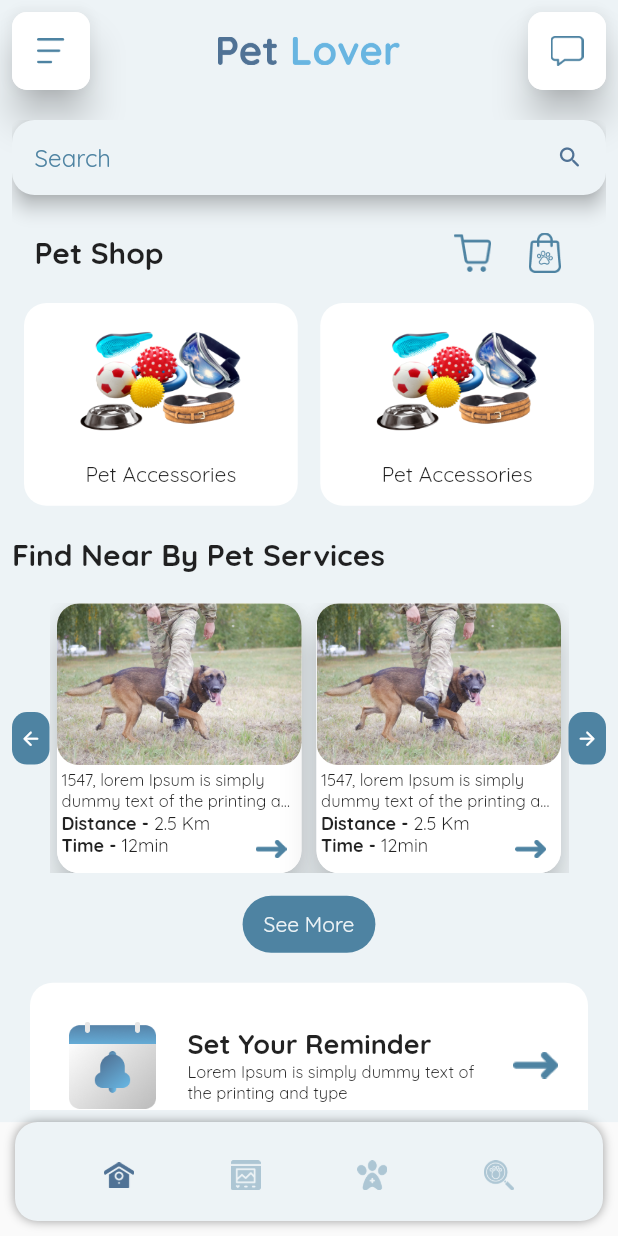
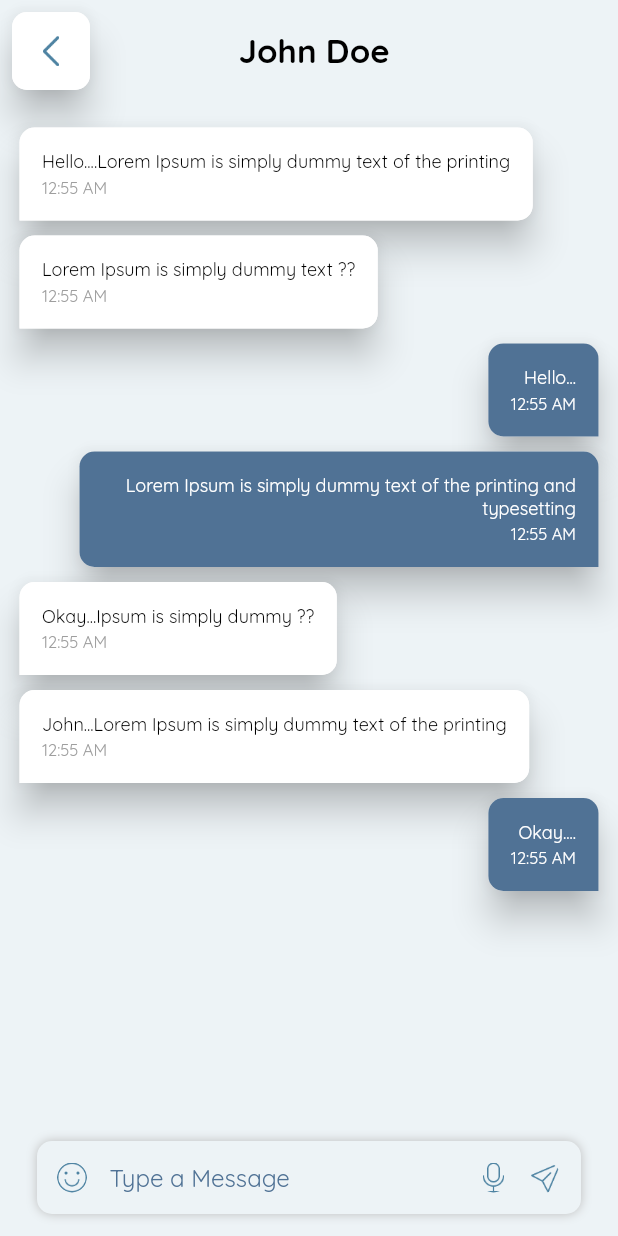
Before and after one commit to rushit5560/Pet_Lover_Project, a Flutter app: the screen it shows after launch, on a phone screen of 412 x 824 dp. Run offline on Flutter 3.47's test engine with Material 2 defaults, Android fonts, the phone set to English and light mode, and no system bars; our stand-ins replace carousel_slider, flutter_rating_bar, flutter_slidable, fluttertoast, get, google_maps_flutter and 2 more.

Commit message:
Conversation Screen UI

```diff
--- /dev/null
+++ b/pet_lover_project/lib/common/common_functions.dart
@@ -0,0 +1,5 @@
+import 'package:flutter/material.dart';
+
+hideKeyboard() {
+  FocusManager.instance.primaryFocus?.unfocus();
+}
--- a/pet_lover_project/lib/common/constants/app_images.dart
+++ b/pet_lover_project/lib/common/constants/app_images.dart
@@ -69,5 +69,8 @@ class AppImages {
   static const walkingImg = imageMainPath + "walking.png";
   static const feedingImg = imageMainPath + "feeding.png";
   static const medicinesImg = imageMainPath + "medicines.png";
+  static const emojiImg = imageMainPath + "emoji.png";
+  static const micImg = imageMainPath + "mic.png";
+  static const sendImg = imageMainPath + "send.png";
 
 }
--- /dev/null
+++ b/pet_lover_project/lib/controllers/conversation_screen_controller/conversation_screen_controller.dart
@@ -0,0 +1,40 @@
+import 'package:flutter/cupertino.dart';
+import 'package:get/get.dart';
+
+import '../../models/chat_model/chat_model.dart';
+
+class ConversationScreenController extends GetxController {
+  RxBool isLoading = false.obs;
+  final messageTextFieldController = TextEditingController();
+
+  List<ChatModel> chatLists = [
+    ChatModel(
+      msg: "Hello....Lorem Ipsum is simply dummy text of the printing",
+      sendByMe: false,
+    ),
+    ChatModel(
+      msg: "Lorem Ipsum is simply dummy text ??",
+      sendByMe: false,
+    ),
+    ChatModel(
+      msg: "Hello...",
+      sendByMe: true,
+    ),
+    ChatModel(
+      msg: "Lorem Ipsum is simply dummy text of the printing and typesetting",
+      sendByMe: true,
+    ),
+    ChatModel(
+      msg: "Okay...Ipsum is simply dummy ??",
+      sendByMe: false,
+    ),
+    ChatModel(
+      msg: "John...Lorem Ipsum is simply dummy text of the printing",
+      sendByMe: false,
+    ),
+    ChatModel(
+      msg: "Okay....",
+      sendByMe: true,
+    ),
+  ];
+}
--- a/pet_lover_project/lib/main.dart
+++ b/pet_lover_project/lib/main.dart
@@ -1,6 +1,8 @@
 import 'package:flutter/material.dart';
 import 'package:get/get.dart';
 import 'package:pet_lover_project/screens/index_screen/index_screen.dart';
+
+import 'screens/conversation_screen/conversation_screen.dart';
 
 
 void main() {
@@ -20,7 +22,7 @@ class MyApp extends StatelessWidget {
         fontFamily: "Quicksand"
       ),
 
-      home: IndexScreen(),
+      home: ConversationScreen(),
 
     );
   }
--- /dev/null
+++ b/pet_lover_project/lib/models/chat_model/chat_model.dart
@@ -0,0 +1,6 @@
+class ChatModel {
+  String msg;
+  bool sendByMe;
+
+  ChatModel({required this.msg, required this.sendByMe});
+}
--- /dev/null
+++ b/pet_lover_project/lib/screens/conversation_screen/conversation_screen.dart
@@ -0,0 +1,41 @@
+import 'package:flutter/material.dart';
+import 'package:get/get.dart';
+import 'package:pet_lover_project/common/common_functions.dart';
+import 'package:pet_lover_project/common/constants/enums.dart';
+
+import '../../common/constants/app_colors.dart';
+import '../../common/custom_appbar/custom_appbar.dart';
+import '../../controllers/conversation_screen_controller/conversation_screen_controller.dart';
+import 'conversation_screen_widgets.dart';
+
+class ConversationScreen extends StatelessWidget {
+  ConversationScreen({Key? key}) : super(key: key);
+  final conversationScreenController = Get.put(ConversationScreenController());
+
+  @override
+  Widget build(BuildContext context) {
+    return GestureDetector(
+      onTap: () => hideKeyboard(),
+      child: Scaffold(
+        backgroundColor: AppColors.colorLightBlue,
+        body: SafeArea(
+          child: Padding(
+            padding: const EdgeInsets.all(8.0),
+            child: Column(
+              children: [
+                CommonAppBarModule(title: "John Doe", appBarOption: AppBarOption.backButtonScreenOption),
+                const SizedBox(height: 20),
+                Expanded(child: ChatListModule()),
+                Padding(
+                  padding: const EdgeInsets.only(top: 8, bottom: 12, right: 22, left: 22),
+                  child: MessageFieldModule(),
+                ),
+                // const SizedBox(height: 10),
+              ],
+            ),
+          ),
+        ),
+      ),
+    );
+  }
+}
--- /dev/null
+++ b/pet_lover_project/lib/screens/conversation_screen/conversation_screen_widgets.dart
@@ -0,0 +1,177 @@
+import 'package:flutter/material.dart';
+import 'package:get/get.dart';
+import 'package:pet_lover_project/common/constants/app_images.dart';
+import 'package:pet_lover_project/models/chat_model/chat_model.dart';
+import '../../common/common_functions.dart';
+import '../../common/constants/app_colors.dart';
+import '../../controllers/conversation_screen_controller/conversation_screen_controller.dart';
+
+class ChatListModule extends StatelessWidget {
+  ChatListModule({Key? key}) : super(key: key);
+  final screenController = Get.find<ConversationScreenController>();
+
+  @override
+  Widget build(BuildContext context) {
+    return ListView.builder(
+      itemCount: screenController.chatLists.length,
+      shrinkWrap: true,
+      physics: const BouncingScrollPhysics(),
+      itemBuilder: (context, i) {
+        ChatModel singleChat = screenController.chatLists[i];
+        return Container(
+          margin: const EdgeInsets.all(5),
+          padding: singleChat.sendByMe
+              ? const EdgeInsets.only(left: 40)
+              : const EdgeInsets.only(right: 40),
+          child: Column(
+            crossAxisAlignment: CrossAxisAlignment.stretch,
+            children: [
+              Column(
+                mainAxisAlignment: singleChat.sendByMe
+                    ? MainAxisAlignment.end
+                    : MainAxisAlignment.start,
+                crossAxisAlignment: singleChat.sendByMe
+                    ? CrossAxisAlignment.end
+                    : CrossAxisAlignment.start,
+                children: [
+                  Material(
+                    elevation: 10,
+                    borderRadius: screenController.chatLists[i].sendByMe
+                        ? const BorderRadius.only(
+                            topLeft: Radius.circular(10),
+                            topRight: Radius.circular(10),
+                            bottomLeft: Radius.circular(10),
+                          )
+                        : const BorderRadius.only(
+                            topLeft: Radius.circular(10),
+                            topRight: Radius.circular(10),
+                            bottomRight: Radius.circular(10),
+                          ),
+                    child: Container(
+                      padding: const EdgeInsets.all(15),
+                      decoration: BoxDecoration(
+                        color: singleChat.sendByMe
+                            ? AppColors.colorDarkBlue
+                            : Colors.white,
+                        borderRadius: singleChat.sendByMe
+                            ? const BorderRadius.only(
+                                topLeft: Radius.circular(10),
+                                topRight: Radius.circular(10),
+                                bottomLeft: Radius.circular(10),
+                              )
+                            : const BorderRadius.only(
+                                topLeft: Radius.circular(10),
+                                topRight: Radius.circular(10),
+                                bottomRight: Radius.circular(10),
+                              ),
+                      ),
+                      child: Column(
+                        crossAxisAlignment: singleChat.sendByMe
+                            ? CrossAxisAlignment.end
+                            : CrossAxisAlignment.start,
+                        children: [
+                          Text(
+                            singleChat.msg,
+                            textAlign: singleChat.sendByMe
+                                ? TextAlign.end
+                                : TextAlign.start,
+                            style: TextStyle(
+                              color: singleChat.sendByMe
+                                  ? Colors.white
+                                  : Colors.black,
+                              fontSize: 12,
+                            ),
+                          ),
+                          const SizedBox(height: 3),
+                          Text(
+                            '12:55 AM',
+                            textAlign: TextAlign.start,
+                            style: TextStyle(
+                                fontSize: 11,
+                                color: screenController.chatLists[i].sendByMe
+                                    ? Colors.white
+                                    : Colors.grey),
+                          ),
+                        ],
+                      ),
+                    ),
+                  ),
+                ],
+              ),
+            ],
+          ),
+        );
+      },
+    );
+  }
+}
+
+class MessageFieldModule extends StatelessWidget {
+  MessageFieldModule({Key? key}) : super(key: key);
+  final screenController = Get.find<ConversationScreenController>();
+
+  @override
+  Widget build(BuildContext context) {
+    return Container(
+      decoration: BoxDecoration(
+        borderRadius: BorderRadius.circular(10),
+          color: AppColors.colorLightBlue,
+          boxShadow: [
+            BoxShadow(
+                color: Colors.grey.shade400,
+                blurRadius: 5,
+                spreadRadius: 5,
+                blurStyle: BlurStyle.outer
+            )
+          ],
+      ),
+      child: Container(
+        padding: const EdgeInsets.symmetric(horizontal: 8, vertical: 4),
+        color: AppColors.colorLightBlue,
+        child: Row(
+          children: [
+            _iconModule(imgName: AppImages.emojiImg),
+            const SizedBox(width: 5),
+            Expanded(
+              child: TextFormField(
+                controller: screenController.messageTextFieldController,
+                cursorColor: AppColors.colorDarkBlue,
+                decoration: InputDecoration(
+                  isDense: true,
+                  contentPadding: const EdgeInsets.symmetric(vertical: 5, horizontal: 10),
+                  border: InputBorder.none,
+                  hintText: 'Type a Message',
+                  hintStyle: TextStyle(color: AppColors.colorDarkBlue,),
+                ),
+              ),
+            ),
+            const SizedBox(width: 5),
+            _iconModule(imgName: AppImages.micImg),
+            const SizedBox(width: 15),
+            GestureDetector(
+              onTap: () {
+                screenController.messageTextFieldController.clear();
+                // hideKeyboard();
+              },
+              child: _iconModule(imgName: AppImages.sendImg),
+            ),
+          ],
+        ),
+      ),
+    );
+  }
+
+
+  Widget _iconModule({required String imgName}) {
+    return Container(
+      width: 20,
+      height: 20,
+      decoration: BoxDecoration(
+        shape: BoxShape.circle,
+        image: DecorationImage(
+          image: AssetImage(imgName),
+        ),
+      ),
+    );
+  }
+}
```
Also changed, not shown: pet_lover_project/assets/images/emoji.png (added), pet_lover_project/assets/images/mic.png (added), pet_lover_project/assets/images/send.png (added), pet_lover_project/pubspec.lock.
